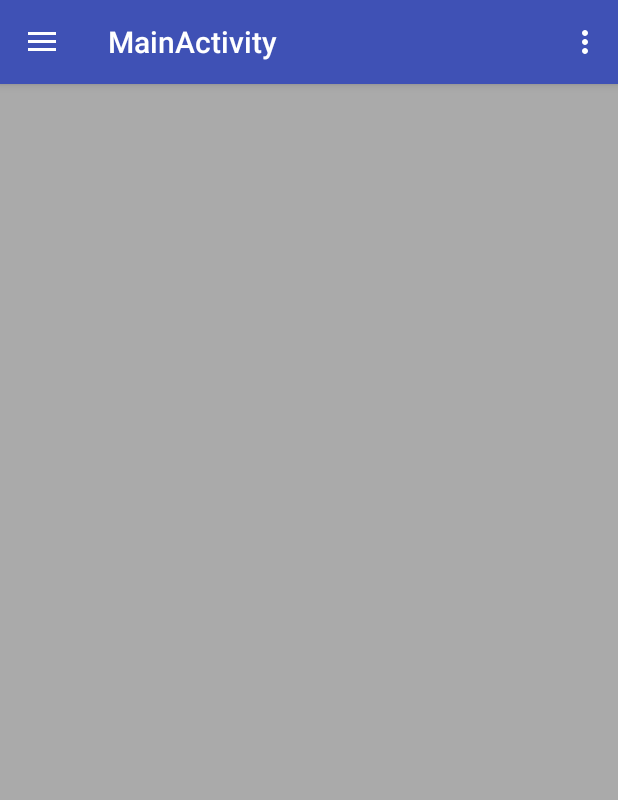
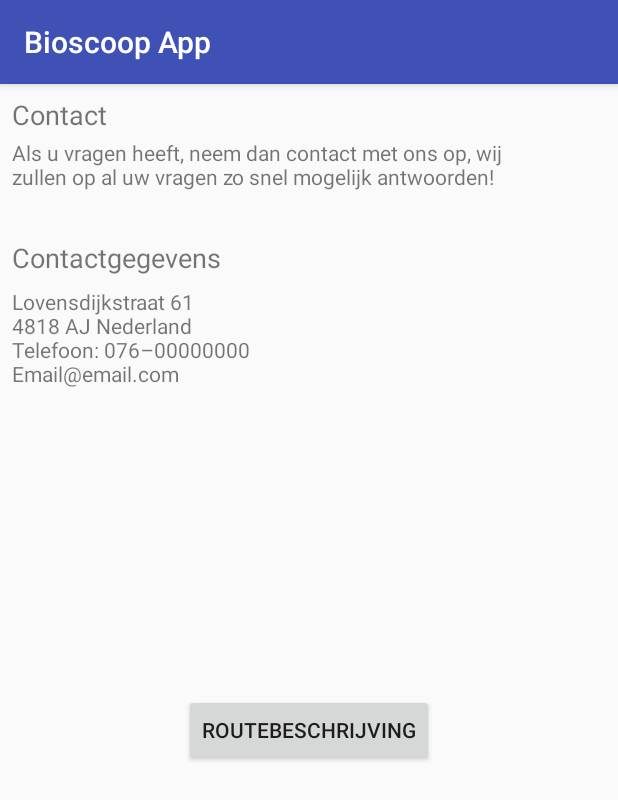
Before and after one commit to teumaas/Android-Bioscoop-App, an Android app: the screen it shows after launch (MainActivity before the commit, ContactActivity after it), in the side drawer, after a tap on "Send", on a phone screen of 412 x 824 dp. Shown: the top 800 px of the screen. Run offline under Robolectric (Android 15) with nearby library versions, the phone set to English and light mode, and no system bars; our stand-ins replace Picasso; Roboto replaces fonts that are not available here.

Commit message:
Contact stukje incl. routebeschrijving
Ik heb onder het kopje 'send' in de navbar het stuk Contact gemaakt. Hier zitten alle contactgevens en een routeschrijving via google maps in. De routeschrijving krijg je nu via een button, dit ga ik nog aanpassen.

```diff
--- a/app/src/main/AndroidManifest.xml
+++ b/app/src/main/AndroidManifest.xml
@@ -25,12 +25,13 @@
         </activity>
         <activity
             android:name=".MovieDetailActivity"
-            android:parentActivityName=".MainActivity">
-        </activity>
+            android:parentActivityName=".MainActivity"></activity>
 
         <meta-data
             android:name="preloaded_fonts"
             android:resource="@array/preloaded_fonts" />
+
+        <activity android:name=".ContactActivity"></activity>
     </application>
 
 </manifest>
--- /dev/null
+++ b/app/src/main/java/nl/avans/informatica/bioscoopapp/ContactActivity.java
@@ -0,0 +1,49 @@
+package nl.avans.informatica.bioscoopapp;
+
+import android.content.Intent;
+import android.net.Uri;
+import android.support.v7.app.AppCompatActivity;
+import android.os.Bundle;
+import android.view.View;
+import android.widget.Button;
+import android.widget.EditText;
+import android.widget.TextView;
+
+public class ContactActivity extends AppCompatActivity {
+
+    private Button button;
+    private TextView tv1;
+    private TextView tv2;
+    private TextView tv3;
+    private TextView tv4;
+
+    @Override
+    protected void onCreate(Bundle savedInstanceState) {
+        super.onCreate(savedInstanceState);
+        setContentView(R.layout.activity_contact);
+
+        tv1 = (TextView) findViewById(R.id.contactHeader);
+        tv2 = (TextView) findViewById(R.id.contactDescription);
+        tv3 = (TextView) findViewById(R.id.contactDetailsHeader);
+        tv4 = (TextView) findViewById(R.id.contactDetails);
+
+        tv1.setText(R.string.contact_header);
+        tv2.setText(R.string.contact_description);
+        tv3.setText(R.string.contact_details_header);
+        tv4.setText(R.string.contact_details);
+
+
+        button = (Button) findViewById(R.id.navigationButton);
+        button.setText(R.string.navigation_button_name);
+        button.setOnClickListener(new View.OnClickListener() {
+            @Override
+            public void onClick(View view) {
+                Uri gmmIntentUri = Uri.parse("google.navigation:q=Lovensdijkstraat 61+Breda");
+                Intent mapIntent = new Intent(Intent.ACTION_VIEW, gmmIntentUri);
+                mapIntent.setPackage("com.google.android.apps.maps");
+                startActivity(mapIntent);
+            }
+        });
+
+    }
+}
--- a/app/src/main/java/nl/avans/informatica/bioscoopapp/MainActivity.java
+++ b/app/src/main/java/nl/avans/informatica/bioscoopapp/MainActivity.java
@@ -1,5 +1,6 @@
 package nl.avans.informatica.bioscoopapp;
 
+import android.content.Intent;
 import android.os.Bundle;
 import android.support.design.widget.FloatingActionButton;
 import android.support.design.widget.Snackbar;
@@ -105,7 +106,8 @@ public class MainActivity extends AppCompatActivity
         } else if (id == R.id.nav_share) {
 
         } else if (id == R.id.nav_send) {
-
+            Intent intentContact = new Intent(MainActivity.this, ContactActivity.class);
+            startActivity(intentContact);
         }
 
         DrawerLayout drawer = (DrawerLayout) findViewById(R.id.drawer_layout);
--- /dev/null
+++ b/app/src/main/res/layout/activity_contact.xml
@@ -0,0 +1,63 @@
+<?xml version="1.0" encoding="utf-8"?>
+<android.support.constraint.ConstraintLayout xmlns:android="http://schemas.android.com/apk/res/android"
+    xmlns:app="http://schemas.android.com/apk/res-auto"
+    xmlns:tools="http://schemas.android.com/tools"
+    android:layout_width="match_parent"
+    android:layout_height="match_parent"
+    tools:context="nl.avans.informatica.bioscoopapp.ContactActivity">
+
+    <Button
+        android:id="@+id/navigationButton"
+        android:layout_width="wrap_content"
+        android:layout_height="wrap_content"
+        android:layout_marginTop="8dp"
+        android:text="Routebeschrijving"
+        app:layout_constraintBottom_toBottomOf="parent"
+        app:layout_constraintEnd_toEndOf="parent"
+        app:layout_constraintStart_toStartOf="parent"
+        app:layout_constraintTop_toTopOf="parent"
+        app:layout_constraintVertical_bias="0.56" />
+
+    <TextView
+        android:id="@+id/contactDetails"
+        android:layout_width="341dp"
+        android:layout_height="115dp"
+        android:layout_marginStart="8dp"
+        android:layout_marginTop="2dp"
+        android:text="TextView"
+        app:layout_constraintStart_toStartOf="parent"
+        app:layout_constraintTop_toBottomOf="@+id/contactDetailsHeader" />
+
+    <TextView
+        android:id="@+id/contactHeader"
+        android:layout_width="180dp"
+        android:layout_height="26dp"
+        android:layout_marginStart="8dp"
+        android:layout_marginTop="8dp"
+        android:text="TextView"
+        android:textSize="18sp"
+        app:layout_constraintStart_toStartOf="parent"
+        app:layout_constraintTop_toTopOf="parent" />
+
+    <TextView
+        android:id="@+id/contactDescription"
+        android:layout_width="345dp"
+        android:layout_height="47dp"
+        android:layout_marginStart="8dp"
+        android:layout_marginTop="2dp"
+        android:text="TextView"
+        app:layout_constraintStart_toStartOf="parent"
+        app:layout_constraintTop_toBottomOf="@+id/contactHeader" />
+
+    <TextView
+        android:id="@+id/contactDetailsHeader"
+        android:layout_width="180dp"
+        android:layout_height="30dp"
+        android:layout_marginStart="8dp"
+        android:layout_marginTop="20dp"
+        android:text="TextView"
+        android:textSize="18sp"
+        app:layout_constraintStart_toStartOf="parent"
+        app:layout_constraintTop_toBottomOf="@+id/contactDescription" />
+
+</android.support.constraint.ConstraintLayout>
--- a/app/src/main/res/values/strings.xml
+++ b/app/src/main/res/values/strings.xml
@@ -1,9 +1,22 @@
 <resources>
     <string name="app_name">Bioscoop App</string>
+
+    <string name="navigation_button_name">Routebeschrijving</string>
+    <string name="contact_header">Contact</string>
+    <string name="contact_description">Als u vragen heeft, neem dan contact met ons op, wij zullen op al uw vragen zo snel mogelijk antwoorden!</string>
+    <string name="contact_details_header">Contactgegevens</string>
+    <string name="contact_details">
+        Lovensdijkstraat 61
+        \n4818 AJ Nederland
+        \nTelefoon: 076–00000000
+        \nEmail@email.com
+    </string>
+
     <string name="title_activity_main" translatable="false">MainActivity</string>
 
     <string name="navigation_drawer_open" translatable="false">Open navigation drawer</string>
     <string name="navigation_drawer_close" translatable="false">Close navigation drawer</string>
 
     <string name="action_settings" translatable="false">Settings</string>
+
 </resources>
```
Also changed, not shown: 1 other file.
